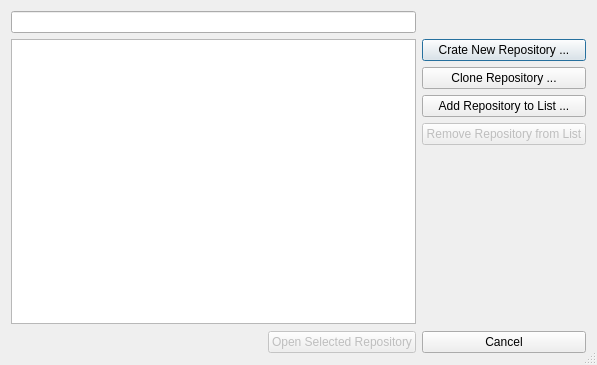
First picture: the form in kitten/ui/repositories_dialog.ui, repository riyad/kitten-ruby, before the edit.
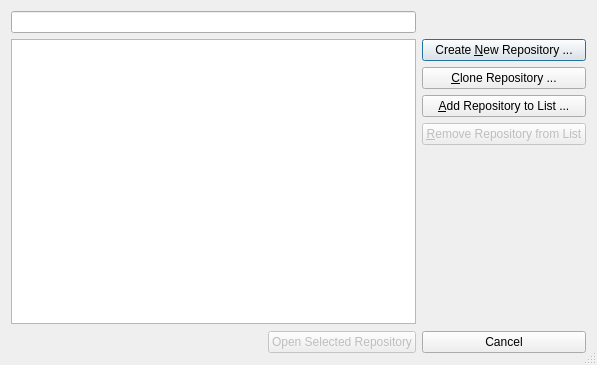
Second picture: the form after the edit. Icons and pictures are not drawn. Custom widgets are drawn as their Qt base class.

Commit message: Fixed typo and accellerators in RepositoriesDialog.

The edit to the form file:
```diff
--- a/kitten/ui/repositories_dialog.ui
+++ b/kitten/ui/repositories_dialog.ui
@@ -32,7 +32,7 @@
      <item>
       <widget class="QPushButton" name="newButton">
        <property name="text">
-        <string>Crate New Repository ...</string>
+        <string>Create &amp;New Repository ...</string>
        </property>
        <property name="icon">
         <iconset resource="../resources/icons.qrc">
@@ -56,7 +56,7 @@
      <item>
       <widget class="QPushButton" name="cloneButton">
        <property name="text">
-        <string>Clone Repository ...</string>
+        <string>&amp;Clone Repository ...</string>
        </property>
        <property name="icon">
         <iconset resource="../resources/icons.qrc">
@@ -80,7 +80,7 @@
      <item>
       <widget class="QPushButton" name="addButton">
        <property name="text">
-        <string>Add Repository to List ...</string>
+        <string>&amp;Add Repository to List ...</string>
        </property>
        <property name="icon">
         <iconset resource="../resources/icons.qrc">
@@ -94,7 +94,7 @@
         <bool>false</bool>
        </property>
        <property name="text">
-        <string>Remove Repository from List</string>
+        <string>&amp;Remove Repository from List</string>
        </property>
        <property name="icon">
         <iconset resource="../resources/icons.qrc">
```
